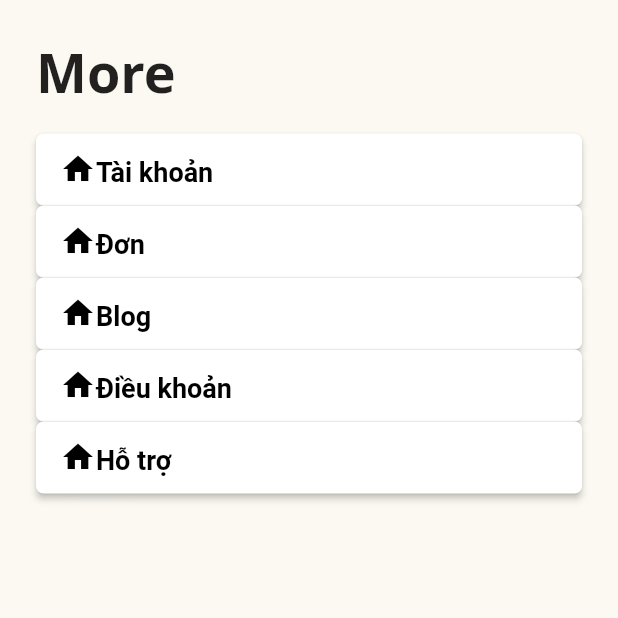
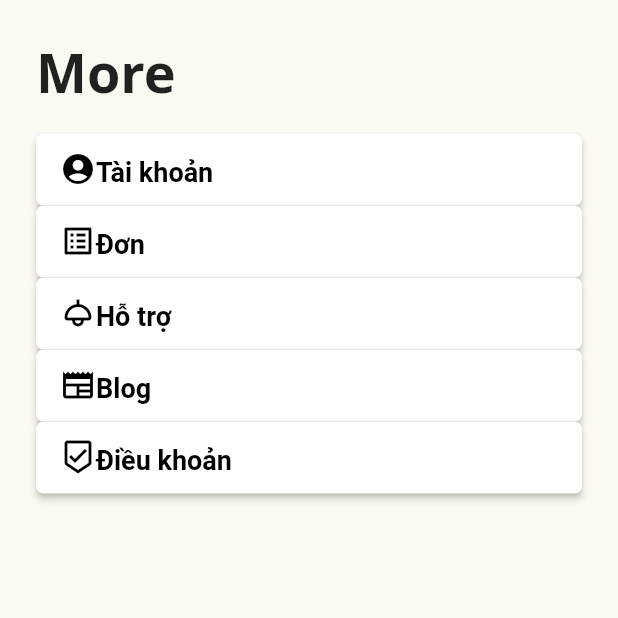
Before and after one commit to bigpuppycat/app_dat_do, a Flutter app: the More screen opened by its route, on a phone screen of 412 x 824 dp, the top half of it. Run offline on Flutter 3.47's test engine with Material 2 defaults, Android fonts, the light colour scheme and no system bars; our stand-ins replace flutter_svg; Roboto replaces fonts that are missing (Open Sans).

Commit message:
Change icon morePage
Change icon morePage

```diff
--- a/lib/main.dart
+++ b/lib/main.dart
@@ -21,7 +21,7 @@ class MyApp extends StatelessWidget {
       theme: theme(),
       // home: SplashScreen(),
       // We use routeName so that we dont need to remember the name
-      initialRoute: Discover.routeName,
+      initialRoute: More.routeName,
       routes: routes,
     );
   }
--- a/lib/more/component/body.dart
+++ b/lib/more/component/body.dart
@@ -7,7 +7,7 @@ class Body extends StatelessWidget {
   Widget build(BuildContext context) {
     return SafeArea(
       child: SingleChildScrollView(
-        child: Padding(
+        child: Container(
           padding: const EdgeInsets.all(24.0),
           child: Align(
             child: Column(
@@ -25,11 +25,14 @@ class Body extends StatelessWidget {
                 const SizedBox(
                   height: 16,
                 ),
-                MoreBulder(title: 'Tài khoản', icon: Icons.home),
-                MoreBulder(title: 'Đơn', icon: Icons.home),
-                MoreBulder(title: 'Blog', icon: Icons.home),
-                MoreBulder(title: 'Điều khoản', icon: Icons.home),
-                MoreBulder(title: 'Hỗ trợ', icon: Icons.home),
+                MoreBulder(
+                  title: 'Tài khoản',
+                  icon: Icons.account_circle,
+                ),
+                MoreBulder(title: 'Đơn', icon: Icons.list_alt),
+                MoreBulder(title: 'Hỗ trợ', icon: Icons.light_outlined),
+                MoreBulder(title: 'Blog', icon: Icons.newspaper),
+                MoreBulder(title: 'Điều khoản', icon: Icons.beenhere_outlined),
               ],
             ),
           ),
```
